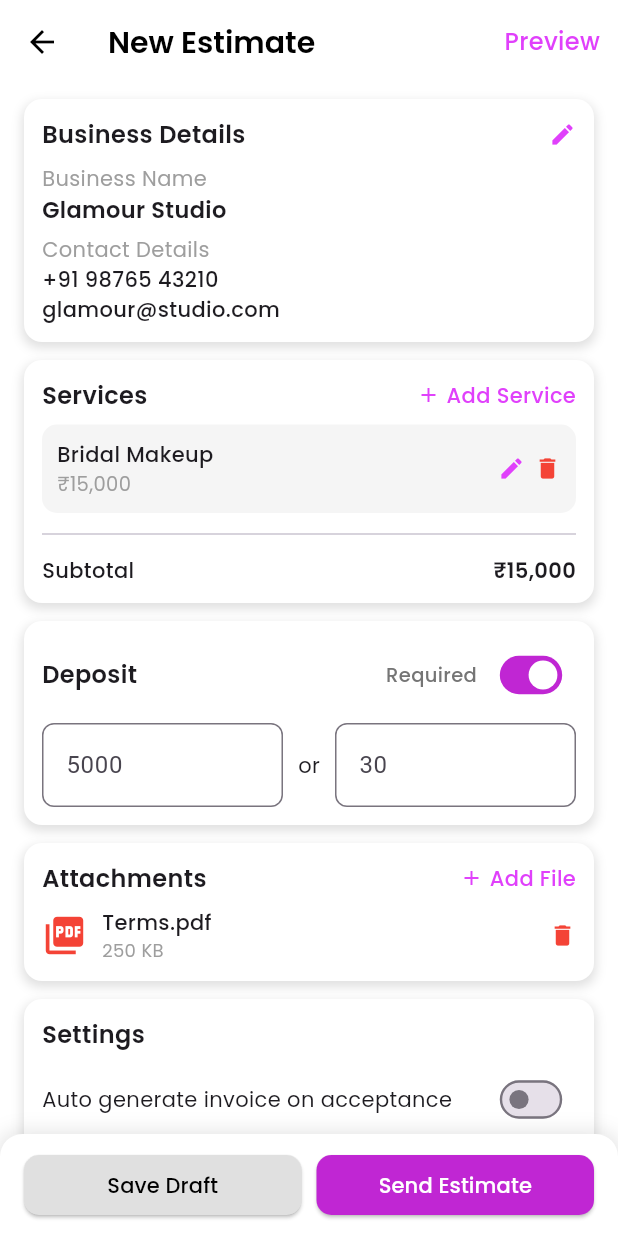
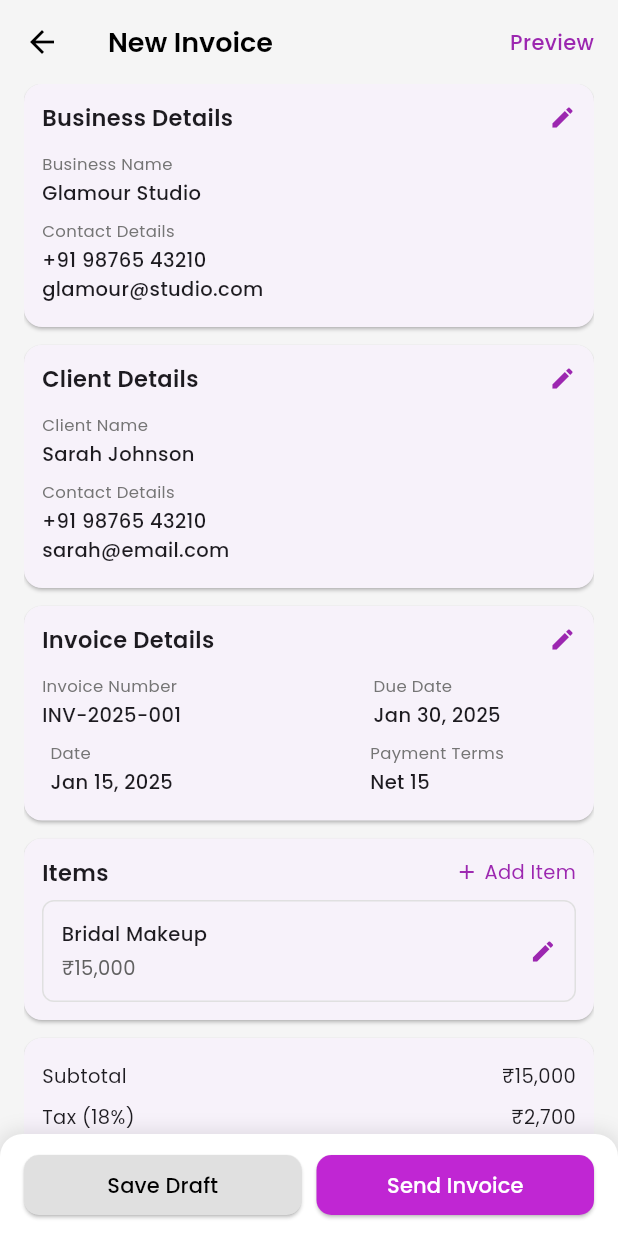
Before and after one commit to Chinmayverma1602/1glam, a Flutter app: the screen it shows after launch, on a phone screen of 412 x 824 dp. Run offline on Flutter 3.47's test engine with Material 3 defaults, Android fonts, the phone set to English and light mode, and no system bars; our stand-ins replace cloud_firestore, dropdown_textfield, firebase_auth, firebase_core, flutter_svg, font_awesome_flutter and 11 more; missing offline and left inert: flutter_facebook_auth, switcher_button; accounts and stored records are empty; project files that could hold a hidden picture were left out.

Commit message:
finished the new invoice page

```diff
--- a/lib/main.dart
+++ b/lib/main.dart
@@ -5,6 +5,7 @@ import 'package:glam1/firebase_options.dart';
 import 'package:glam1/screens/EditBookingScreen.dart';
 import 'package:glam1/screens/LoginScreen.dart';
 import 'package:glam1/screens/NewEstimatePage.dart';
+import 'package:glam1/screens/NewInvoice.dart';
 import 'package:glam1/screens/TravellingInfo.dart';
 import 'package:glam1/screens/PreviewPage.dart';
 import 'package:shared_preferences/shared_preferences.dart';
@@ -60,7 +61,8 @@ class MyApp extends StatelessWidget {
         GetPage(name: '/travelInfo', page: () => const TravellingInfoPage()),
         GetPage(name: '/calender', page: () => const CalenderPage()),
         GetPage(name: '/PreviewPage', page: () => const EstimatePreviewScreen()),
-        GetPage(name: '/newPage', page: () => const EstimateScreen()),
+        GetPage(name: '/EstimatePage', page: () => const EstimateScreen()),
+        GetPage(name: '/newPage', page: () => const NewInvoicePage()),
       ],
     );
   }
--- a/lib/screens/NewEstimatePage.dart
+++ b/lib/screens/NewEstimatePage.dart
@@ -264,33 +264,36 @@ class EstimateScreen extends StatelessWidget {
   return Column(
     crossAxisAlignment: CrossAxisAlignment.start,
     children: [
-        // Row(
-        //   mainAxisAlignment: MainAxisAlignment.spaceBetween,
-        //   children: [
-        //     Text("Required", style: GoogleFonts.poppins(fontSize: 14)),
-        //     Switch(value: true, onChanged: (val) {}),
-        //   ],
-        // ),
       Row(
         children: [
           Expanded(
             child: TextField(
+              style: TextStyle(fontSize: 14),
               decoration: InputDecoration(
                 hintText: "5000",
+                hintStyle: TextStyle(color: Colors.black, fontSize: 14),
+                contentPadding: EdgeInsets.symmetric(vertical: 10, horizontal: 12),
                 border: OutlineInputBorder(
-                      borderRadius: BorderRadius.circular(8)),
+                  borderRadius: BorderRadius.circular(6),
+                  borderSide: BorderSide(color: Colors.grey.shade300),
                 ),
               ),
             ),
-            const SizedBox(width: 10),
-            Text("or", style: GoogleFonts.poppins(fontSize: 14)),
-            const SizedBox(width: 10),
+          ),
+          const SizedBox(width: 8),
+          Text("or", style: GoogleFonts.poppins(fontSize: 14, color: Colors.black)),
+          const SizedBox(width: 8),
           Expanded(
             child: TextField(
+              style: TextStyle(fontSize: 14),
               decoration: InputDecoration(
                 hintText: "30",
+                hintStyle: TextStyle(color: Colors.black, fontSize: 14),
+                contentPadding: EdgeInsets.symmetric(vertical: 10, horizontal: 12),
                 border: OutlineInputBorder(
-                      borderRadius: BorderRadius.circular(8)),
+                  borderRadius: BorderRadius.circular(6),
+                  borderSide: BorderSide(color: Colors.grey.shade300),
+                ),
               ),
             ),
           ),
@@ -299,6 +302,7 @@ class EstimateScreen extends StatelessWidget {
     ],
   );
 }
+
 
   Widget _attachmentsContent() {
     return Row(
--- /dev/null
+++ b/lib/screens/NewInvoice.dart
@@ -0,0 +1,278 @@
+import 'package:flutter/material.dart';
+import 'package:glam1/widgets/BottomActionBar.dart';
+import 'package:google_fonts/google_fonts.dart';
+
+class NewInvoicePage extends StatelessWidget {
+  const NewInvoicePage({super.key});
+
+  @override
+  Widget build(BuildContext context) {
+    return Scaffold(
+      backgroundColor: Colors.grey[100], // Light background
+      appBar: AppBar(
+        backgroundColor: Colors.grey[100],
+        elevation: 0,
+        leading: IconButton(
+          icon: const Icon(Icons.arrow_back, color: Colors.black),
+          onPressed: () {},
+        ),
+        title: Text(
+          "New Invoice",
+          style: GoogleFonts.poppins(
+            fontSize: 18,
+            fontWeight: FontWeight.w600,
+            color: Colors.black,
+          ),
+        ),
+        actions: [
+          Padding(
+            padding: const EdgeInsets.only(right: 16),
+            child: Text(
+              "Preview",
+              style: GoogleFonts.poppins(
+                fontSize: 14,
+                fontWeight: FontWeight.w500,
+                color: Colors.purple,
+              ),
+            ),
+          )
+        ],
+      ),
+      body: Padding(
+        padding: const EdgeInsets.symmetric(horizontal: 16),
+        child: SingleChildScrollView(
+          child: Column(
+            children: [
+              _buildInfoCard("Business Details", [
+                _buildInfoRow("Business Name", "Glamour Studio"),
+                _buildInfoRow("Contact Details", "+91 98765 43210\nglamour@studio.com"),
+              ]),
+              _buildInfoCard("Client Details", [
+                _buildInfoRow("Client Name", "Sarah Johnson"),
+                _buildInfoRow("Contact Details", "+91 98765 43210\nsarah@email.com"),
+              ]),
+              _buildInfoCard("Invoice Details", [
+                Padding(
+                  padding: const EdgeInsets.only(right:48.0),
+                  child: Row(mainAxisAlignment: MainAxisAlignment.spaceBetween
+                    ,children: [
+
+                    Column(children: [_buildInfoRow("Invoice Number", "INV-2025-001"),
+                  _buildInfoRow("Date", "Jan 15, 2025"),
+
+                    ],),
+                    Column(
+                      children: [
+                        _buildInfoRow("Due Date", "Jan 30, 2025"),
+                  _buildInfoRow("Payment Terms", "Net 15"),
+
+                      ],
+                    )
+                  ],),
+                )
+
+
+              ]),
+              _buildItemsSection(),
+              _buildTotalSection(),
+              _buildInfoCard("Terms & Conditions", [
+                _buildBulletPoint("Payment is due within 15 days"),
+                _buildBulletPoint("Late payment will incur a 5% penalty"),
+                _buildBulletPoint("All prices are inclusive of taxes"),
+              ], showEditIcon: false),
+              _buildInfoCard("Notes", [
+                Padding(
+                  padding: const EdgeInsets.only(left: 8, top: 4),
+                  child: Text(
+                    "Thank you for your business! Please make payment to Bank Account: XXXX-XXXX-XXXX-1234",
+                    style: GoogleFonts.poppins(fontSize: 13, color: Colors.grey[700]),
+                  ),
+                ),
+              ], showEditIcon: false),
+              const SizedBox(height: 20),
+
+              // _buildFooterButtons(),
+              // const SizedBox(height: 20),
+            ],
+          ),
+        ),
+      ),
+      bottomNavigationBar: BottomActionBar(
+        leftButtonText: "Save Draft",
+        rightButtonText: "Send Invoice",
+        onLeftPressed: () {
+          // Handle Save Draft action
+        },
+        onRightPressed: () {
+          // Handle Send Invoice action
+        },
+      ),
+    );
+  }
+
+  Widget _buildInfoCard(String title, List<Widget> children, {bool showEditIcon = true}) {
+    return Card(
+      margin: const EdgeInsets.only(bottom: 12),
+      shape: RoundedRectangleBorder(borderRadius: BorderRadius.circular(12)),
+      elevation: 1,
+      child: Padding(
+        padding: const EdgeInsets.all(12),
+        child: Column(
+          crossAxisAlignment: CrossAxisAlignment.start,
+          children: [
+            Row(
+              mainAxisAlignment: MainAxisAlignment.spaceBetween,
+              children: [
+                Text(
+                  title,
+                  style: GoogleFonts.poppins(fontSize: 15, fontWeight: FontWeight.w600),
+                ),
+                if (showEditIcon)
+                  const Icon(Icons.edit, color: Colors.purple, size: 18),
+              ],
+            ),
+            const SizedBox(height: 8),
+            ...children,
+          ],
+        ),
+      ),
+    );
+  }
+
+  Widget _buildInfoRow(String title, String value) {
+    return Padding(
+      padding: const EdgeInsets.symmetric(vertical: 4),
+      child: Column(
+        crossAxisAlignment: CrossAxisAlignment.start,
+        children: [
+          Text(title, style: GoogleFonts.poppins(fontSize: 11, color: Colors.grey[600])),
+          const SizedBox(height: 2),
+          Text(value,
+              style: GoogleFonts.poppins(fontSize: 13, fontWeight: FontWeight.w500)),
+        ],
+      ),
+    );
+  }
+
+  Widget _buildItemsSection() {
+    return Card(
+      margin: const EdgeInsets.only(bottom: 12),
+      shape: RoundedRectangleBorder(borderRadius: BorderRadius.circular(12)),
+      elevation: 1,
+      child: Padding(
+        padding: const EdgeInsets.all(12),
+        child: Column(
+          crossAxisAlignment: CrossAxisAlignment.start,
+          children: [
+            Row(
+              mainAxisAlignment: MainAxisAlignment.spaceBetween,
+              children: [
+                Text("Items", style: GoogleFonts.poppins(fontSize: 15, fontWeight: FontWeight.w600)),
+                Row(
+                  children: [
+                    const Icon(Icons.add, color: Colors.purple, size: 16),
+                    Text(" Add Item",
+                        style: GoogleFonts.poppins(fontSize: 13, color: Colors.purple)),
+                  ],
+                )
+              ],
+            ),
+            const SizedBox(height: 8),
+            Container(
+              padding: const EdgeInsets.all(12),
+              decoration: BoxDecoration(
+                borderRadius: BorderRadius.circular(8),
+                border: Border.all(color: Colors.grey[300]!),
+              ),
+              child: Row(
+                mainAxisAlignment: MainAxisAlignment.spaceBetween,
+                children: [
+                  Column(
+                    crossAxisAlignment: CrossAxisAlignment.start,
+                    children: [
+                      Text("Bridal Makeup", style: GoogleFonts.poppins(fontSize: 13, fontWeight: FontWeight.w500)),
+                      const SizedBox(height: 4),
+                      Text("₹15,000", style: GoogleFonts.poppins(fontSize: 13, color: Colors.grey[700])),
+                    ],
+                  ),
+                  const Icon(Icons.edit, color: Colors.purple, size: 18),
+                ],
+              ),
+            ),
+          ],
+        ),
+      ),
+    );
+  }
+
+  Widget _buildTotalSection() {
+    return Card(
+      margin: const EdgeInsets.only(bottom: 12),
+      shape: RoundedRectangleBorder(borderRadius: BorderRadius.circular(12)),
+      elevation: 1,
+      child: Padding(
+        padding: const EdgeInsets.all(12),
+        child: Column(
+          crossAxisAlignment: CrossAxisAlignment.start,
+          children: [
+            _buildTotalRow("Subtotal", "₹15,000"),
+            _buildTotalRow("Tax (18%)", "₹2,700"),
+            const Divider(),
+            _buildTotalRow("Total", "₹17,700", isBold: true),
+          ],
+        ),
+      ),
+    );
+  }
+
+  Widget _buildTotalRow(String label, String value, {bool isBold = false}) {
+    return Padding(
+      padding: const EdgeInsets.symmetric(vertical: 4),
+      child: Row(
+        mainAxisAlignment: MainAxisAlignment.spaceBetween,
+        children: [
+          Text(label,
+              style: GoogleFonts.poppins(fontSize: 13, fontWeight: isBold ? FontWeight.w600 : FontWeight.w400)),
+          Text(value,
+              style: GoogleFonts.poppins(fontSize: 13, fontWeight: isBold ? FontWeight.w600 : FontWeight.w400)),
+        ],
+      ),
+    );
+  }
+
+  Widget _buildBulletPoint(String text) {
+    return Padding(
+      padding: const EdgeInsets.only(left: 8, top: 4),
+      child: Row(
+        children: [
+          const Icon(Icons.circle, size: 6, color: Colors.grey),
+          const SizedBox(width: 6),
+          Expanded(
+            child: Text(text, style: GoogleFonts.poppins(fontSize: 13, color: Colors.grey[700])),
+          ),
+        ],
+      ),
+    );
+  }
+
+  // Widget _buildFooterButtons() {
+  //   return Row(
+  //     children: [
+  //       Expanded(
+  //         child: OutlinedButton(
+  //           onPressed: () {},
+  //           child: Text("Save Draft", style: GoogleFonts.poppins(fontSize: 13)),
+  //         ),
+  //       ),
+  //       const SizedBox(width: 8),
+  //       Expanded(
+  //         child: ElevatedButton(
+  //           onPressed: () {},
+  //           style: ElevatedButton.styleFrom(backgroundColor: Colors.purple),
+  //           child: Text("Send Invoice", style: GoogleFonts.poppins(fontSize: 13, color: Colors.white)),
+  //         ),
+  //       ),
+  //     ],
+  //   );
+  // }
+}
```
Lines whose indentation alone changed are shown as unchanged.
